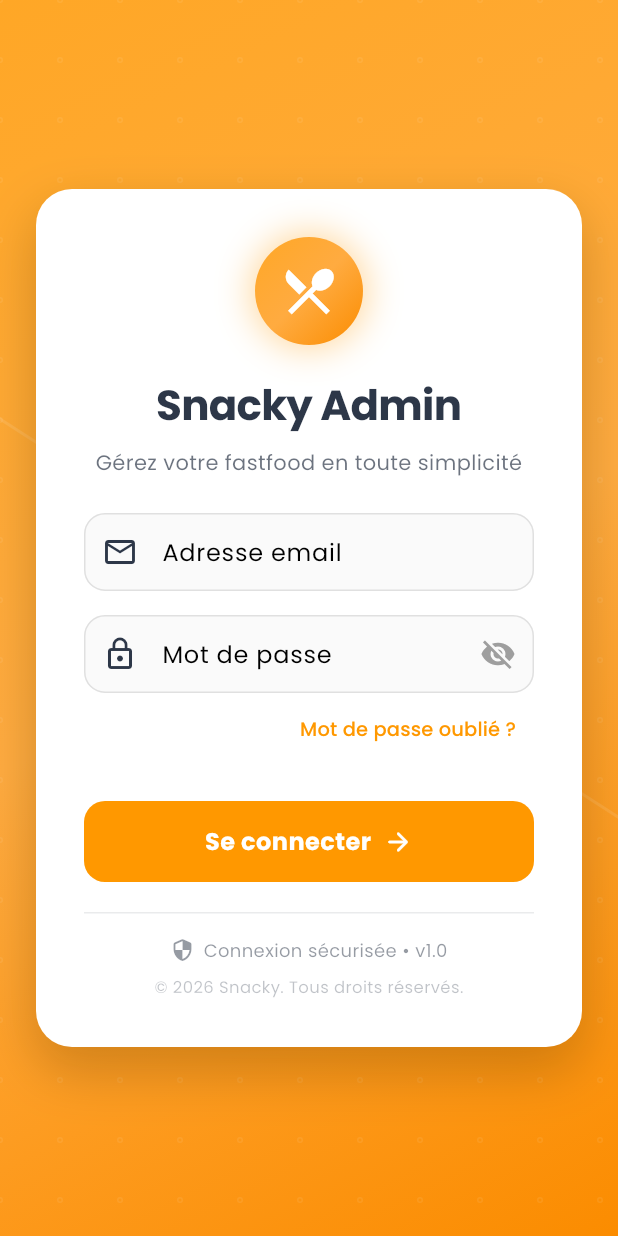
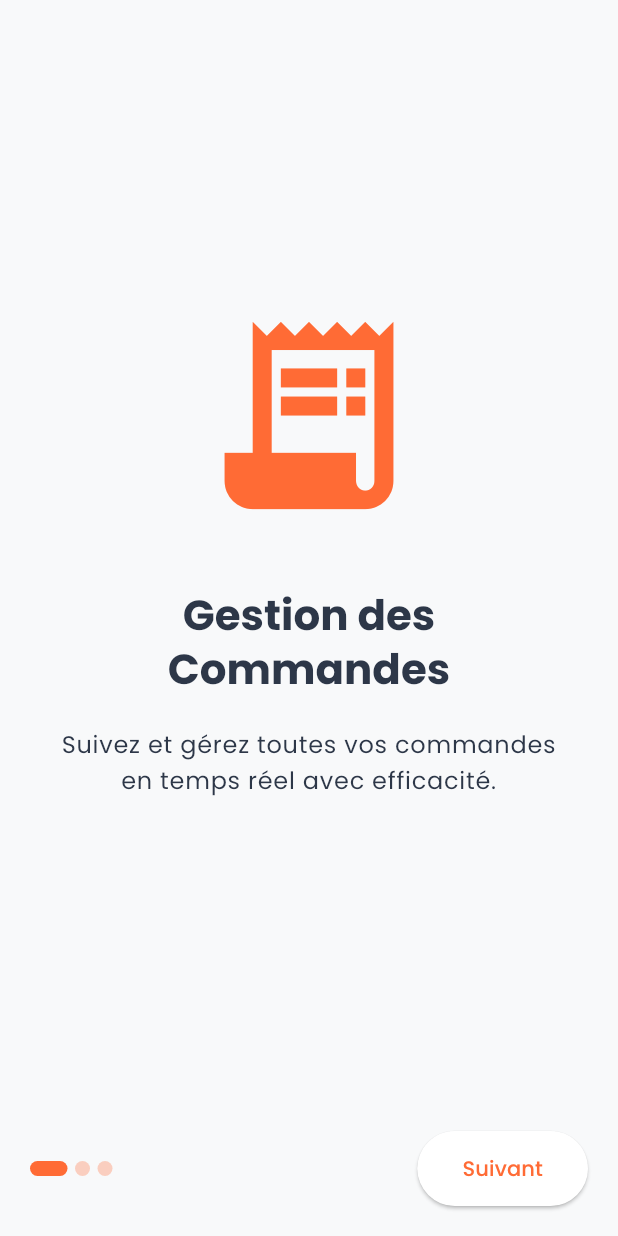
Before and after one commit to MohamedF2001/snacky, a Flutter app: the screen it shows after launch, on a phone screen of 412 x 824 dp. Run offline on Flutter 3.47's test engine with Material 3 defaults, Android fonts, the phone set to English and light mode, and no system bars; our stand-ins replace cached_network_image, dio, equatable, file_picker, fl_chart, flutter_riverpod and 8 more; missing offline and left inert: panorama.

```diff
--- a/lib/app.dart
+++ b/lib/app.dart
@@ -12,7 +12,9 @@ import 'package:snacky/features/products/presentation/views/product_by_categorie
 import 'package:snacky/features/products/presentation/views/product_create_page.dart';
 import 'package:snacky/features/products/presentation/views/all_product_page.dart';
 import 'package:snacky/features/products/presentation/views/product_edit_page.dart';
+import 'package:snacky/features/onboarding/presentation/views/onboarding_page.dart';
 import 'package:snacky/features/promotions/presentation/views/all_promotion.dart';
+import 'package:snacky/features/splash/presentation/views/splash_page.dart';
 
 import 'features/orders/presentation/views/order_create_page.dart';
 import 'features/orders/presentation/views/order_detail_page.dart';
@@ -29,8 +31,18 @@ final routerProvider = Provider<GoRouter>((ref) {
   final authState = ref.watch(authProvider);
 
   return GoRouter(
-    initialLocation: '/login',
+    initialLocation: '/splash',
     routes: [
+      GoRoute(
+        path: '/splash',
+        name: 'splash',
+        builder: (context, state) => const SplashPage(),
+      ),
+      GoRoute(
+        path: '/onboarding',
+        name: 'onboarding',
+        builder: (context, state) => const OnboardingPage(),
+      ),
       GoRoute(
         path: '/login',
         name: 'login',
@@ -199,6 +211,10 @@ final routerProvider = Provider<GoRouter>((ref) {
     redirect: (context, state) {
       final isLoggedIn = authState.isAuthenticated;
       final isLoggingIn = state.matchedLocation == '/login';
+      final isSplash = state.matchedLocation == '/splash';
+      final isOnboarding = state.matchedLocation == '/onboarding';
+
+      if (isSplash || isOnboarding) return null;
 
       if (!isLoggedIn && !isLoggingIn) return '/login';
       if (isLoggedIn && isLoggingIn) return '/home';
--- /dev/null
+++ b/lib/features/onboarding/presentation/views/onboarding_page.dart
@@ -0,0 +1,157 @@
+import 'package:flutter/material.dart';
+import 'package:go_router/go_router.dart';
+
+class OnboardingPage extends StatefulWidget {
+  const OnboardingPage({super.key});
+
+  @override
+  State<OnboardingPage> createState() => _OnboardingPageState();
+}
+
+class _OnboardingPageState extends State<OnboardingPage> {
+  final PageController _pageController = PageController();
+  int _currentPage = 0;
+
+  final List<OnboardingItem> _items = [
+    OnboardingItem(
+      title: 'Gestion des Commandes',
+      description: 'Suivez et gérez toutes vos commandes en temps réel avec efficacité.',
+      icon: Icons.receipt_long,
+    ),
+    OnboardingItem(
+      title: 'Gestion du Menu',
+      description: 'Mettez à jour vos plats, catégories et promotions en quelques clics.',
+      icon: Icons.restaurant_menu,
+    ),
+    OnboardingItem(
+      title: 'Analyses et Stats',
+      description: 'Visualisez vos performances et boostez votre chiffre d\'affaires.',
+      icon: Icons.analytics,
+    ),
+  ];
+
+  @override
+  Widget build(BuildContext context) {
+    return Scaffold(
+      body: SafeArea(
+        child: Column(
+          children: [
+            Expanded(
+              child: PageView.builder(
+                controller: _pageController,
+                itemCount: _items.length,
+                onPageChanged: (index) {
+                  setState(() {
+                    _currentPage = index;
+                  });
+                },
+                itemBuilder: (context, index) {
+                  return OnboardingContent(item: _items[index]);
+                },
+              ),
+            ),
+            Padding(
+              padding: const EdgeInsets.symmetric(horizontal: 20, vertical: 20),
+              child: Row(
+                mainAxisAlignment: MainAxisAlignment.spaceBetween,
+                children: [
+                  Row(
+                    children: List.generate(
+                      _items.length,
+                      (index) => buildDot(index, context),
+                    ),
+                  ),
+                  ElevatedButton(
+                    onPressed: () {
+                      if (_currentPage == _items.length - 1) {
+                        context.go('/login');
+                      } else {
+                        _pageController.nextPage(
+                          duration: const Duration(milliseconds: 300),
+                          curve: Curves.easeIn,
+                        );
+                      }
+                    },
+                    style: ElevatedButton.styleFrom(
+                      padding: const EdgeInsets.symmetric(horizontal: 30, vertical: 15),
+                      shape: RoundedRectangleBorder(
+                        borderRadius: BorderRadius.circular(30),
+                      ),
+                    ),
+                    child: Text(_currentPage == _items.length - 1 ? 'Démarrer' : 'Suivant'),
+                  ),
+                ],
+              ),
+            ),
+          ],
+        ),
+      ),
+    );
+  }
+
+  Widget buildDot(int index, BuildContext context) {
+    return Container(
+      height: 10,
+      width: _currentPage == index ? 25 : 10,
+      margin: const EdgeInsets.only(right: 5),
+      decoration: BoxDecoration(
+        borderRadius: BorderRadius.circular(5),
+        color: _currentPage == index
+            ? Theme.of(context).colorScheme.primary
+            : Theme.of(context).colorScheme.primary.withOpacity(0.3),
+      ),
+    );
+  }
+}
+
+class OnboardingItem {
+  final String title;
+  final String description;
+  final IconData icon;
+
+  OnboardingItem({
+    required this.title,
+    required this.description,
+    required this.icon,
+  });
+}
+
+class OnboardingContent extends StatelessWidget {
+  final OnboardingItem item;
+
+  const OnboardingContent({super.key, required this.item});
+
+  @override
+  Widget build(BuildContext context) {
+    return Padding(
+      padding: const EdgeInsets.all(40.0),
+      child: Column(
+        mainAxisAlignment: MainAxisAlignment.center,
+        children: [
+          Icon(
+            item.icon,
+            size: 150,
+            color: Theme.of(context).colorScheme.primary,
+          ),
+          const SizedBox(height: 40),
+          Text(
+            item.title,
+            textAlign: TextAlign.center,
+            style: Theme.of(context).textTheme.headlineMedium?.copyWith(
+                  fontWeight: FontWeight.bold,
+                  color: Theme.of(context).colorScheme.onSurface,
+                ),
+          ),
+          const SizedBox(height: 20),
+          Text(
+            item.description,
+            textAlign: TextAlign.center,
+            style: Theme.of(context).textTheme.bodyLarge?.copyWith(
+                  color: Theme.of(context).colorScheme.onSurfaceVariant,
+                ),
+          ),
+        ],
+      ),
+    );
+  }
+}
--- a/pubspec.yaml
+++ b/pubspec.yaml
@@ -48,6 +48,7 @@ flutter:
 
   assets:
     - assets/images/
+    - assets/images/logo.png
     - assets/images/categories/
     - assets/images/f1.png
     - assets/images/f2.png
```
Also changed, not shown: lib/features/splash/presentation/views/splash_page.dart (added, +71 -0 lines), assets/images/logo.png (added), 1 other file.
